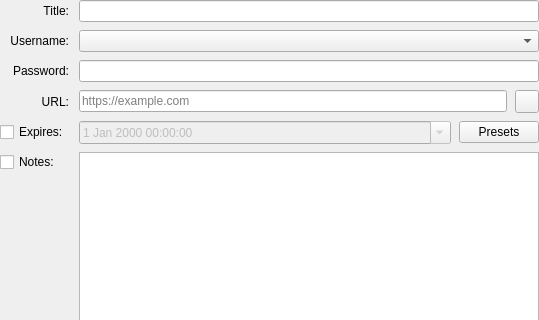
Qt form src/gui/entry/EditEntryWidgetMain.ui (keepassxreboot/keepassxc) before a commit; both pictures show x 0 to 539 and y 0 to 320 of the 539 by 523 pixel window.
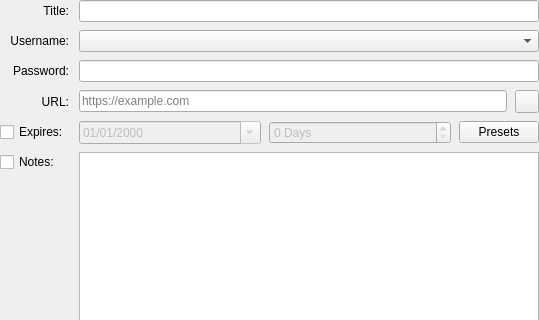
The same form after that commit. Custom widgets are drawn as their Qt base class.

```diff
--- a/src/gui/entry/EditEntryWidgetMain.ui
+++ b/src/gui/entry/EditEntryWidgetMain.ui
@@ -142,11 +142,27 @@
         <property name="accessibleName">
          <string>Expiration field</string>
         </property>
+        <property name="displayFormat">
+         <string>dd/MM/yyyy</string>
+        </property>
         <property name="calendarPopup">
          <bool>true</bool>
         </property>
        </widget>
       </item>
+      <item>
+       <widget class="QSpinBox" name="expireDateInDays">
+        <property name="enabled">
+         <bool>false</bool>
+        </property>
+        <property name="suffix">
+         <string> Days</string>
+        </property>
+        <property name="maximum">
+         <number>9999999</number>
+        </property>
+       </widget>
+      </item>
       <item>
        <widget class="QPushButton" name="expirePresets">
         <property name="sizePolicy">
```
